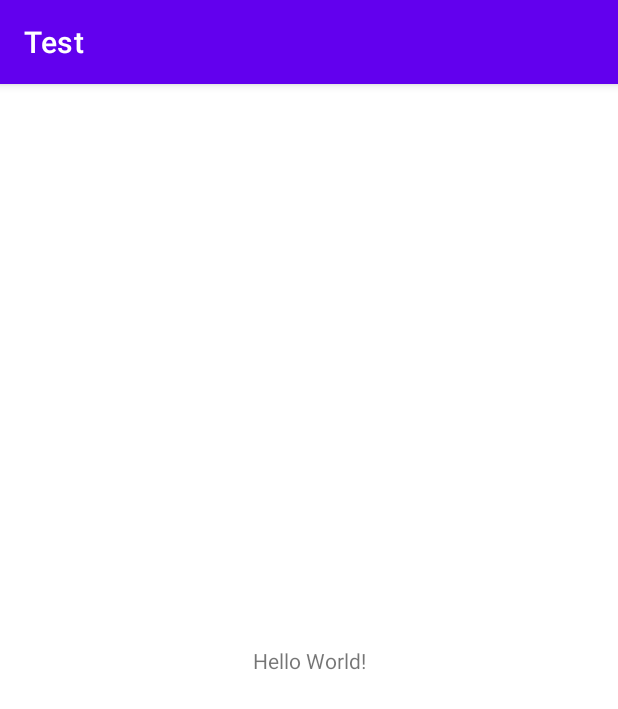
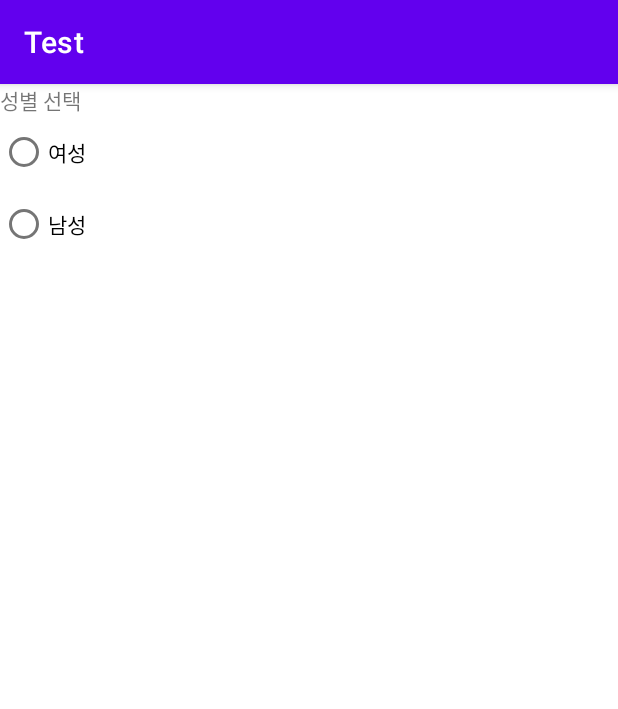
Before and after one commit to HyeSunJeong/Android, an Android app: the screen it shows after launch (MainActivity), on a phone screen of 412 x 824 dp. Shown: the top 709 px of the screen. Run offline under Robolectric (Android 15) with nearby library versions, the phone set to English and light mode, and no system bars.

Commit message:
Gender Select RadioButton

```diff
--- a/app/src/main/java/com/example/test/MainActivity.java
+++ b/app/src/main/java/com/example/test/MainActivity.java
@@ -3,12 +3,37 @@ package com.example.test;
 import androidx.appcompat.app.AppCompatActivity;
 
 import android.os.Bundle;
+import android.view.View;
+import android.widget.Button;
+import android.widget.RadioButton;
+import android.widget.Toast;
 
 public class MainActivity extends AppCompatActivity {
+
+    RadioButton female;
+    RadioButton male;
 
     @Override
     protected void onCreate(Bundle savedInstanceState) {
         super.onCreate(savedInstanceState);
         setContentView(R.layout.activity_main);
+
+        female = (RadioButton) findViewById(R.id.female);
+        male = (RadioButton) findViewById(R.id.male);
+
+        female.setOnClickListener(new View.OnClickListener() {
+            @Override
+            public void onClick(View view) {
+                Toast.makeText(getApplicationContext(), "너는 여자구나!", Toast.LENGTH_SHORT).show();
+            }
+        });
+
+        male.setOnClickListener(new View.OnClickListener() {
+            @Override
+            public void onClick(View view) {
+                Toast.makeText(getApplicationContext(), "너는 남자구나!", Toast.LENGTH_SHORT).show();
+            }
+        });
+
     }
 }
--- a/app/src/main/res/layout/activity_main.xml
+++ b/app/src/main/res/layout/activity_main.xml
@@ -1,18 +1,26 @@
-<?xml version="1.0" encoding="utf-8"?>
-<androidx.constraintlayout.widget.ConstraintLayout xmlns:android="http://schemas.android.com/apk/res/android"
-    xmlns:app="http://schemas.android.com/apk/res-auto"
+
+<LinearLayout xmlns:android="http://schemas.android.com/apk/res/android"
     xmlns:tools="http://schemas.android.com/tools"
     android:layout_width="match_parent"
     android:layout_height="match_parent"
-    tools:context=".MainActivity">
+    android:orientation="vertical">
 
     <TextView
+        android:id="@+id/textView1"
         android:layout_width="wrap_content"
         android:layout_height="wrap_content"
-        android:text="Hello World!"
-        app:layout_constraintBottom_toBottomOf="parent"
-        app:layout_constraintLeft_toLeftOf="parent"
-        app:layout_constraintRight_toRightOf="parent"
-        app:layout_constraintTop_toTopOf="parent" />
+        android:text="성별 선택"/>
 
-</androidx.constraintlayout.widget.ConstraintLayout>
+    <RadioButton
+        android:id="@+id/female"
+        android:layout_width="wrap_content"
+        android:layout_height="wrap_content"
+        android:text="여성"/>
+
+    <RadioButton
+        android:id="@+id/male"
+        android:layout_width="wrap_content"
+        android:layout_height="wrap_content"
+        android:text="남성"/>
+
+</LinearLayout>
--- a/app/src/main/res/values/strings.xml
+++ b/app/src/main/res/values/strings.xml
@@ -1,3 +1,4 @@
 <resources>
     <string name="app_name">Test</string>
+    <string name="strBtn1">버튼입니다~ 보이니?</string>
 </resources>
```
